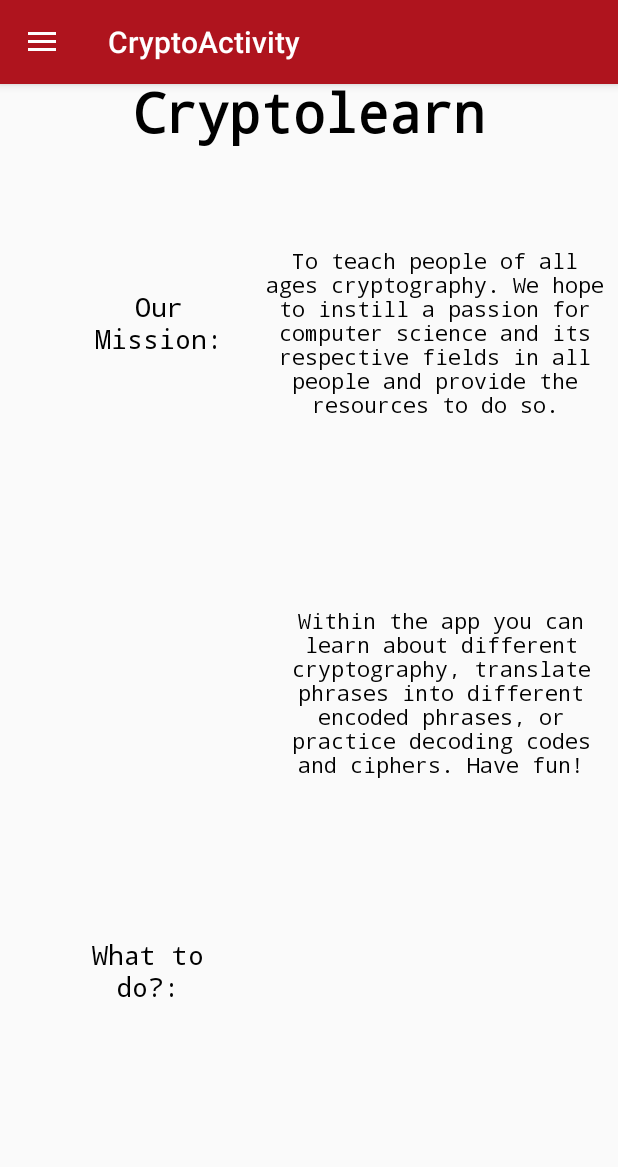
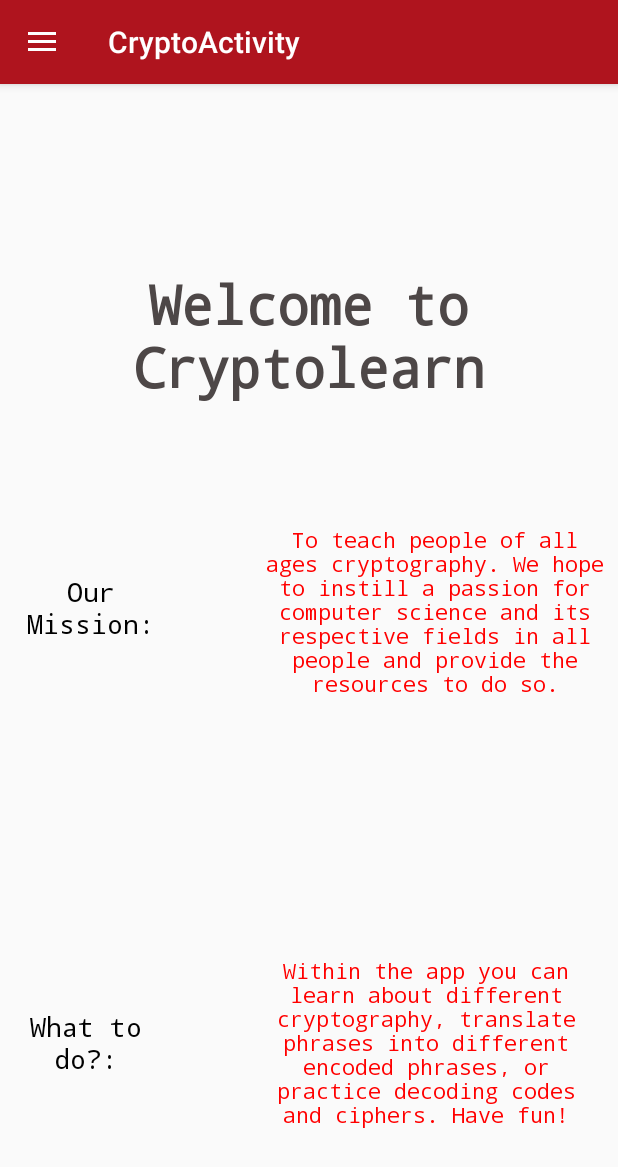
Before and after one commit to sagealo/Cryptolearn, an Android app: the screen it shows after launch (CryptoActivity), on a phone screen of 412 x 824 dp. Shown: the top 1167 px of the screen. Run offline under Robolectric (Android 15) with nearby library versions, the phone set to English and light mode, and no system bars.

Commit message:
Work on design of welcome page, binary fragment, and caesar fragment.

```diff
--- a/app/src/main/java/com/per2/cryptolearn/BinaryPracticeFragment.java
+++ /dev/null
@@ -1,4 +0,0 @@
-package com.per2.cryptolearn;
-
-public class BinaryPracticeFragment extends android.support.v4.app.Fragment {
-}
--- a/app/src/main/java/com/per2/cryptolearn/WelcomeFragment.java
+++ b/app/src/main/java/com/per2/cryptolearn/WelcomeFragment.java
@@ -21,7 +21,7 @@ public class WelcomeFragment extends Fragment {
                              @Nullable Bundle savedInstanceState) {
         View rootView = inflater.inflate(R.layout.fragment_welcome, container, false);
         wireWidgets(rootView);
-
+        rootView.setBackgroundColor(100);
         return rootView;
     }
 
--- a/app/src/main/res/layout/fragment_welcome.xml
+++ b/app/src/main/res/layout/fragment_welcome.xml
@@ -4,22 +4,25 @@
     xmlns:tools="http://schemas.android.com/tools"
     android:id="@+id/linearLayout2"
     android:layout_width="match_parent"
-    android:layout_height="match_parent">
+    android:layout_height="match_parent"
+    android:background="#d0ffffff">
 
     <TextView
         android:id="@+id/textview_welcome_welcome"
-        android:layout_width="308dp"
+        android:layout_width="316dp"
         android:layout_height="108dp"
-        android:layout_marginEnd="8dp"
         android:layout_marginStart="8dp"
         android:layout_marginTop="8dp"
+        android:layout_marginEnd="8dp"
+        android:layout_marginBottom="368dp"
         android:fontFamily="monospace"
         android:text="@string/welcome_to_cryptolearn"
         android:textAlignment="center"
         android:textAllCaps="false"
-        android:textColor="@android:color/black"
+        android:textColor="#4d4747"
         android:textSize="36sp"
         android:textStyle="bold"
+        app:layout_constraintBottom_toBottomOf="parent"
         app:layout_constraintEnd_toEndOf="parent"
         app:layout_constraintStart_toStartOf="parent"
         app:layout_constraintTop_toTopOf="parent" />
@@ -28,16 +31,16 @@
         android:id="@+id/textview_welcome_ourmission"
         android:layout_width="105dp"
         android:layout_height="57dp"
-        android:layout_marginEnd="8dp"
-        android:layout_marginStart="16dp"
-        android:layout_marginTop="76dp"
+        android:layout_marginStart="8dp"
+        android:layout_marginTop="96dp"
+        android:layout_marginEnd="36dp"
         android:fontFamily="monospace"
         android:text="@string/our_mission"
         android:textAlignment="center"
-        android:textColor="@android:color/black"
+        android:textColor="#000000"
         android:textSize="18sp"
         app:layout_constraintEnd_toStartOf="@+id/textview_welcome_ourmissiondesc"
-        app:layout_constraintHorizontal_bias="0.8"
+        app:layout_constraintHorizontal_bias="0.0"
         app:layout_constraintStart_toStartOf="parent"
         app:layout_constraintTop_toBottomOf="@+id/textview_welcome_welcome" />
 
@@ -45,12 +48,12 @@
         android:id="@+id/textview_welcome_ourmissiondesc"
         android:layout_width="228dp"
         android:layout_height="119dp"
+        android:layout_marginTop="64dp"
         android:layout_marginEnd="8dp"
-        android:layout_marginTop="48dp"
         android:fontFamily="monospace"
         android:text="@string/our_mission_desc"
         android:textAlignment="center"
-        android:textColor="@android:color/black"
+        android:textColor="#ff0000"
         app:layout_constraintEnd_toEndOf="parent"
         app:layout_constraintTop_toBottomOf="@+id/textview_welcome_welcome" />
 
@@ -58,37 +61,42 @@
         android:id="@+id/textview_welcome_uses"
         android:layout_width="99dp"
         android:layout_height="60dp"
-        android:layout_marginBottom="80dp"
-        android:layout_marginEnd="8dp"
         android:layout_marginStart="8dp"
         android:layout_marginTop="8dp"
+        android:layout_marginEnd="8dp"
+        android:layout_marginBottom="8dp"
         android:fontFamily="monospace"
         android:text="@string/what_to_do"
         android:textAlignment="center"
-        android:textColor="@android:color/black"
+        android:textColor="#000000"
         android:textSize="18sp"
         app:layout_constraintBottom_toBottomOf="parent"
         app:layout_constraintEnd_toStartOf="@+id/textview_welcome_whattododesc"
-        app:layout_constraintHorizontal_bias="0.636"
+        app:layout_constraintHorizontal_bias="0.0"
         app:layout_constraintStart_toStartOf="parent"
         app:layout_constraintTop_toBottomOf="@+id/textview_welcome_ourmission"
-        app:layout_constraintVertical_bias="0.859" />
+        app:layout_constraintVertical_bias="0.728" />
 
     <TextView
         android:id="@+id/textview_welcome_whattododesc"
-        android:layout_width="228dp"
-        android:layout_height="124dp"
+        android:layout_width="223dp"
+        android:layout_height="139dp"
+        android:layout_marginTop="8dp"
+        android:layout_marginEnd="16dp"
         android:layout_marginBottom="8dp"
-        android:layout_marginEnd="4dp"
-        android:layout_marginTop="8dp"
         android:fontFamily="monospace"
         android:text="@string/what_to_do_desc"
         android:textAlignment="center"
-        android:textColor="@android:color/black"
+        android:textColor="#ff0000"
         android:textSize="14sp"
         app:layout_constraintBottom_toBottomOf="parent"
         app:layout_constraintEnd_toEndOf="parent"
         app:layout_constraintTop_toBottomOf="@+id/textview_welcome_ourmissiondesc"
-        app:layout_constraintVertical_bias="0.281" />
+        app:layout_constraintVertical_bias="0.804" />
+
+    <android.support.constraint.Group
+        android:id="@+id/group"
+        android:layout_width="wrap_content"
+        android:layout_height="wrap_content" />
 
 </android.support.constraint.ConstraintLayout>
--- a/app/src/main/res/values/drawables.xml
+++ b/app/src/main/res/values/drawables.xml
@@ -5,4 +5,5 @@
     <item name="ic_menu_manage" type="drawable">@android:drawable/ic_menu_manage</item>
     <item name="ic_menu_share" type="drawable">@android:drawable/ic_menu_share</item>
     <item name="ic_menu_send" type="drawable">@android:drawable/ic_menu_send</item>
+
 </resources>
--- a/build.gradle
+++ b/build.gradle
@@ -7,7 +7,7 @@ buildscript {
         jcenter()
     }
     dependencies {
-        classpath 'com.android.tools.build:gradle:3.1.4'
+        classpath 'com.android.tools.build:gradle:3.2.1'
 
 
         // NOTE: Do not place your application dependencies here; they belong
```
Also changed, not shown: app/src/main/java/com/per2/cryptolearn/BinaryFragment.java (+5 -7 lines), app/src/main/res/layout/fragment_binary.xml (+9 -19 lines), app/src/main/res/layout/fragment_caesar.xml (+7 -3 lines), gradle/wrapper/gradle-wrapper.properties.
